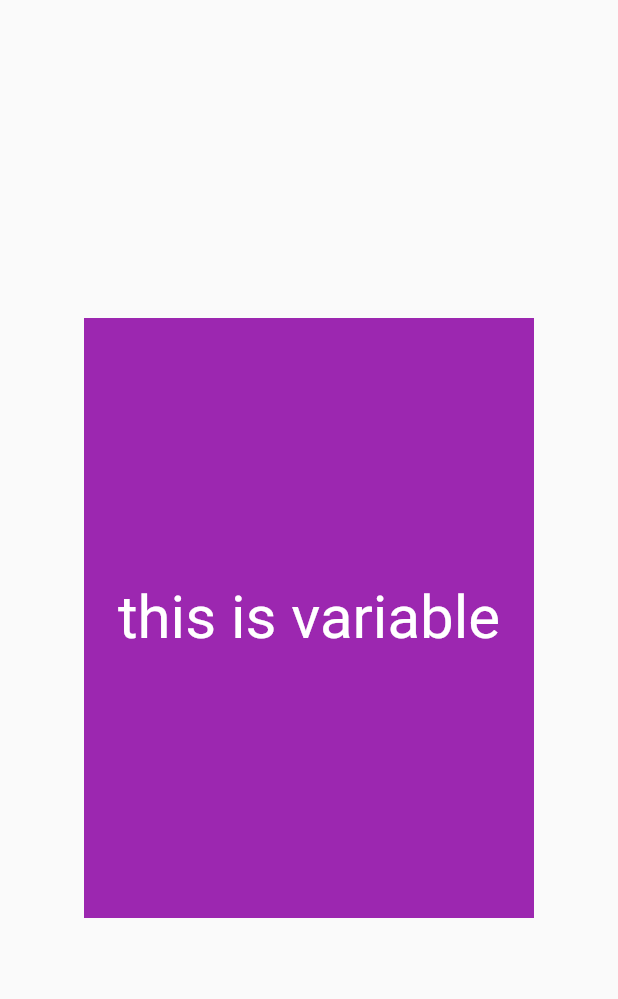
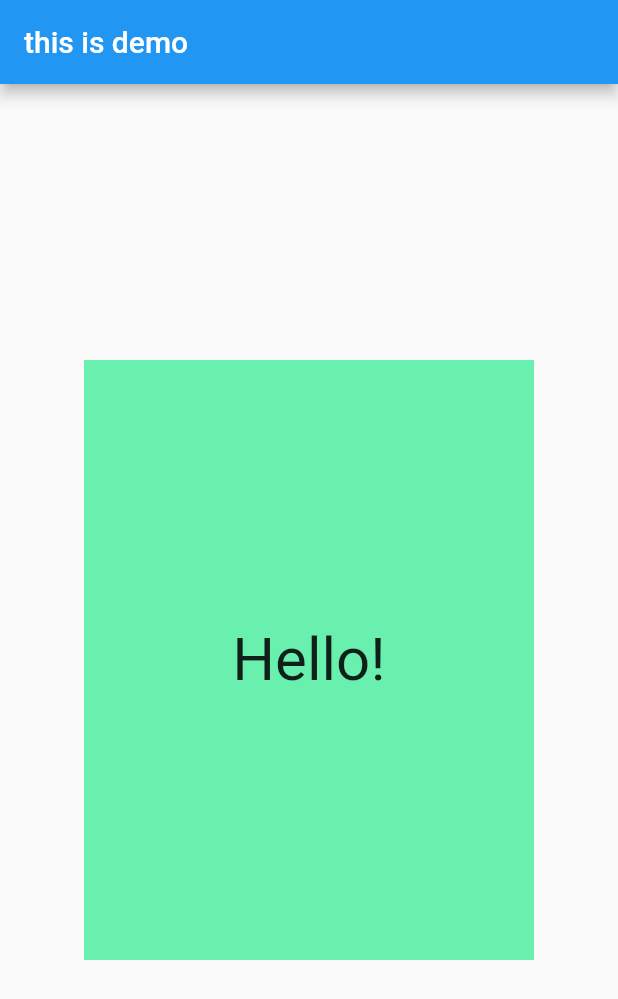
Before and after one commit to ashishmangla0/udacityFlutter, a Flutter app: the screen it shows after launch, on a phone screen of 412 x 824 dp. Shown: the top 999 px of the screen. Run offline on Flutter 3.47's test engine with Material 2 defaults, Android fonts, the phone set to English and light mode, and no system bars.

Commit message:
add new lines

```diff
--- a/hello_rectangle/lib/main.dart
+++ b/hello_rectangle/lib/main.dart
@@ -1,51 +1,34 @@
 import 'package:flutter/material.dart';
 
-const _padding = EdgeInsets.all(16.0);
+class HelloRectangle extends StatelessWidget {
+  @override
+  Widget build(BuildContext context) {
+    return Center(
+      child: Container(
+        color: Colors.greenAccent,
+        height: 400.0,
+        width: 300.0,
+        child: Center(
+          child: Text(
+            'Hello!',
+            style: TextStyle(fontSize: 40.0),
+          ),
+        ),
+      ),
+    );
+  }
+}
 
 void main() {
   runApp(
     MaterialApp(
-      debugShowCheckedModeBanner: false,
+      debugShowCheckedModeBanner: true,
       home: Scaffold(
+        appBar: AppBar(
+          title: Text('this is demo'),
+        ),
         body: HelloRectangle(),
       ),
     ),
   );
 }
-
-class HelloRectangle extends StatelessWidget {
-  @override
-  Widget build(BuildContext context) {
-    return Center(
-      child: container,
-
-      // child: Container(
-      //   color: Colors.greenAccent,
-      //   height: 400.0,
-      //   width: 300.0,
-      //   child: Padding(
-      //     padding: _padding,
-      //     child: Center(
-      //       child: Text(
-      //         'Hello!',
-      //         style: TextStyle(fontSize: 40.0),
-      //         textAlign: TextAlign.center,
-      //       ),
-      //     ),
-      //   ),
-      // ),
-    );
-  }
-}
-
-var container = Container(
-    color: Colors.purple,
-    width: 300.0,
-    height: 400.0,
-    child: Center(
-      child: Text(
-        "this is variable",
-        style: TextStyle(color: Colors.white, fontSize: 40.0),
-        textAlign: TextAlign.center,
-      ),
-    ));
```
